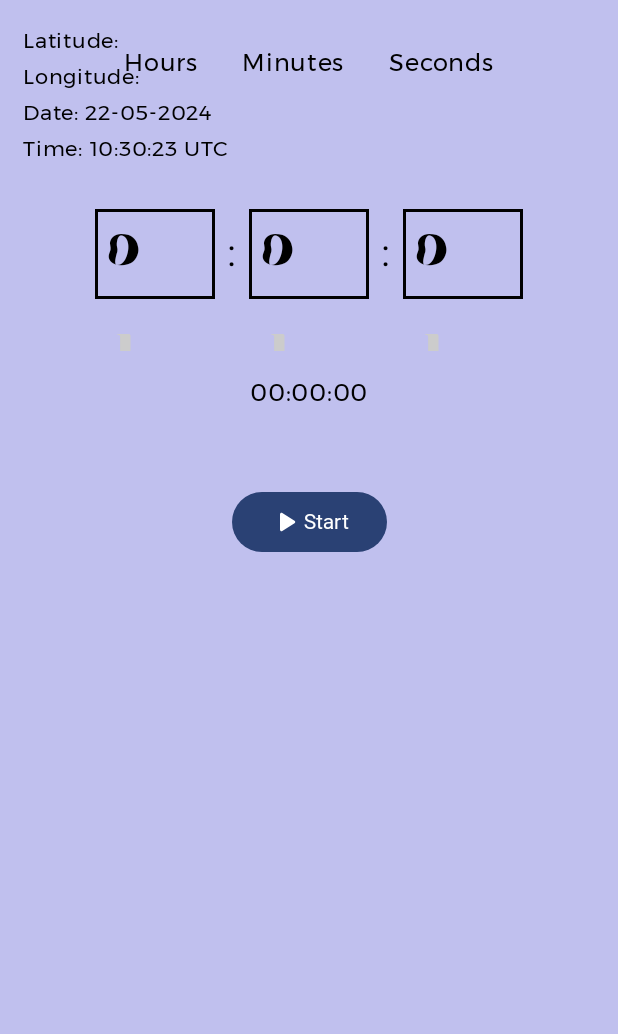
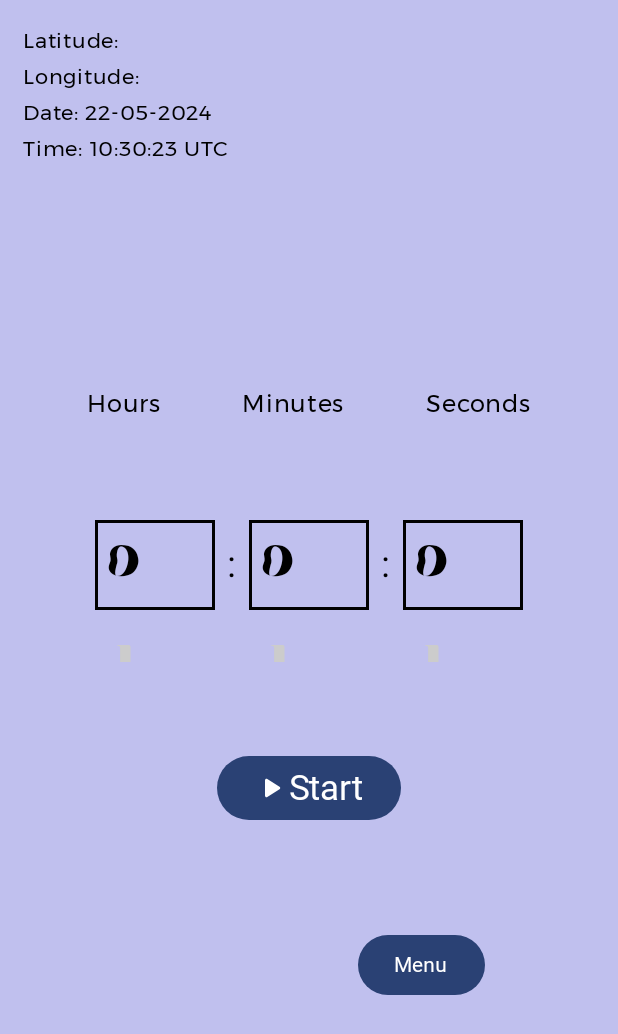
Before and after one commit to juinmonospace/AndroidApp, an Android app built with Jetpack Compose: the TimerScreen screen opened through its navigation route, on a phone screen of 412 x 824 dp. Shown: the top 1034 px of the screen. Run offline under Robolectric (Android 15) with nearby library versions, the phone set to English and light mode, and no system bars; Roboto replaces fonts that are not available here.

Commit message:
minor UI changes

```diff
--- a/app/src/main/java/com/example/myapplication/MainActivity.kt
+++ b/app/src/main/java/com/example/myapplication/MainActivity.kt
@@ -65,6 +65,7 @@ class MainActivity : ComponentActivity() {
                                horizontalAlignment = Alignment.Start,
                         )
                         {
+                            //if (this@MainActivity != ){}
                             Text(
                                 "Latitude: $latitude",
                                 fontFamily = Montserrat,
--- a/app/src/main/java/com/example/myapplication/Navigation.kt
+++ b/app/src/main/java/com/example/myapplication/Navigation.kt
@@ -10,7 +10,6 @@ import androidx.compose.material3.Text
 import androidx.compose.runtime.Composable
 import androidx.compose.ui.Alignment
 import androidx.compose.ui.Modifier
-import androidx.compose.ui.tooling.preview.Preview
 import androidx.compose.ui.unit.dp
 import androidx.compose.ui.unit.sp
 import androidx.navigation.NavController
@@ -64,18 +63,8 @@ fun WelcomeScreen(navController: NavController){
         Spacer(modifier = Modifier.height(130.dp))
         Button(onClick = {navController.navigate(NavigationItem.Stopwatch.route)})
             { Text("Stopwatch", fontFamily = Flighter,fontSize = 23.sp) }
+        Spacer(modifier = Modifier.height(20.dp))
         Button(onClick = {navController.navigate(NavigationItem.Timer.route)})
             { Text("Timer", fontFamily = Flighter, fontSize = 23.sp) }
     }
 }
-
-@Preview
-@Composable
-fun Preview(){
-    val navController : NavController = rememberNavController()
-    //WatchRunningScreen(navController)
-    //WelcomeScreen(navController)
-    TimerScreen(navController)
-    //TimerIsRunningScreen(navController = navController)
-    //StartTimeScreen(navController = navController)
-}
--- a/app/src/main/java/com/example/myapplication/Stopwatch.kt
+++ b/app/src/main/java/com/example/myapplication/Stopwatch.kt
@@ -35,7 +35,7 @@ import java.util.concurrent.TimeUnit
 @Composable
 fun StopwatchScreen(navController: NavController){
     Column(
-        modifier = Modifier.padding(40.dp),
+        modifier = Modifier.padding(10.dp),
         verticalArrangement = Arrangement.Center,
         horizontalAlignment = Alignment.CenterHorizontally
     ) {
@@ -52,8 +52,7 @@ fun StopwatchScreen(navController: NavController){
                 },
                 shape = CircleShape,
                 border = BorderStroke(6.dp, Color.White),
-                modifier = Modifier.size(120.dp),
-            )
+                modifier = Modifier.size(120.dp),)
             {
                 Text("Start", fontFamily = Flighter, fontSize = 23.sp)
             }
--- a/app/src/main/java/com/example/myapplication/Timer.kt
+++ b/app/src/main/java/com/example/myapplication/Timer.kt
@@ -32,9 +32,11 @@ import androidx.compose.ui.Alignment
 import androidx.compose.ui.Modifier
 import androidx.compose.ui.draw.clip
 import androidx.compose.ui.graphics.Color
+import androidx.compose.ui.tooling.preview.Preview
 import androidx.compose.ui.unit.dp
 import androidx.compose.ui.unit.sp
 import androidx.navigation.NavController
+import androidx.navigation.compose.rememberNavController
 import com.example.myapplication.ui.theme.Acharnes
 import com.example.myapplication.ui.theme.Flighter
 import com.example.myapplication.ui.theme.Montserrat
@@ -61,18 +63,23 @@ fun TimerScreen(navController: NavController) {
     val milliseconds = (remainingTime % 1000) / 10
 
     Column (
-        modifier = Modifier.padding(30.dp),
+        modifier = Modifier.padding(10.dp),
+        verticalArrangement = Arrangement.Center,
         horizontalAlignment = Alignment.CenterHorizontally
     )
     {
-        Row {
+        Spacer(modifier = Modifier.height(100.dp))
+        Row (
+            //modifier = Modifier,
+            //verticalAlignment = Alignment.CenterVertically
+        ){
             Text(text = "Hours", fontFamily = Montserrat)
-            Spacer(modifier = Modifier.width(29.dp))
+            Spacer(modifier = Modifier.width(54.dp))
             Text(text = "Minutes", fontFamily = Montserrat)
-            Spacer(modifier = Modifier.width(29.dp))
+            Spacer(modifier = Modifier.width(54.dp))
             Text(text = "Seconds", fontFamily = Montserrat)
         }
-        Spacer(modifier = Modifier.height(50.dp))
+        Spacer(modifier = Modifier.height(30.dp))
         TimePicker(
             selectedHour = selectedHour,
             onHourChange = { selectedHour = it },
@@ -81,17 +88,26 @@ fun TimerScreen(navController: NavController) {
             selectedSecond = selectedSecond,
             onSecondChange = { selectedSecond = it }
         )
-        Spacer(modifier = Modifier.height(16.dp))
-        Text(
-            text = String.format("%02d:%02d:%02d", selectedHour, selectedMinute, selectedSecond),
-            fontFamily = Montserrat
-        )
-        Spacer(modifier = Modifier.height(50.dp))
+        Spacer(modifier = Modifier.height(60.dp))
+        //Text(
+          //  text = String.format("%02d:%02d:%02d", selectedHour, selectedMinute, selectedSecond),
+            //fontFamily = Montserrat
+        //)
+        //Spacer(modifier = Modifier.height(50.dp))
         Button(onClick = {
             navController.navigate("timerIsRunning/$totalTimeInMillis")
         }) {
             Icon(Icons.Rounded.PlayArrow, contentDescription = "Play")
-            Text(text = "Start", fontFamily = Flighter)
+            Text(text = "Start", fontFamily = Flighter, fontSize = 23.sp)
+        }
+        Spacer(modifier = Modifier.height(70.dp))
+        Row (
+            horizontalArrangement = Arrangement.End
+        ){
+            Spacer(modifier = Modifier.width(150.dp))
+            Button(onClick = {navController.navigate(NavigationItem.Welcome.route)}){
+                Text("Menu", fontFamily = Flighter)
+            }
         }
     }
 }
@@ -102,7 +118,6 @@ fun TimerIsRunningScreen(navController: NavController, setTimerDuration: Long) {
     var timeIsRunning by remember { mutableStateOf(true) }
     var remainingTime by remember { mutableStateOf(setTimerDuration) }
 
-
     LaunchedEffect(timeIsRunning) {
         if (timeIsRunning) {
             while (remainingTime > 0) {
@@ -112,8 +127,7 @@ fun TimerIsRunningScreen(navController: NavController, setTimerDuration: Long) {
             timeIsRunning = false //stop timer when it reaches 0
         }
     }
-
-    //compute remaining time in hours, minutes, seconds
+    //compute remaining time in hours, minutes, seconds for UI
     val hours = TimeUnit.MILLISECONDS.toHours(remainingTime)
     val minutes = TimeUnit.MILLISECONDS.toMinutes(remainingTime) % 60
     val seconds = TimeUnit.MILLISECONDS.toSeconds(remainingTime) % 60
@@ -125,7 +139,6 @@ fun TimerIsRunningScreen(navController: NavController, setTimerDuration: Long) {
         horizontalAlignment = Alignment.CenterHorizontally,
         verticalArrangement = Arrangement.Center
     ) {
-        //TimerRunningDisplay(remainingTime = remainingTime)
         // Timer counting down UI
         Text(
             text= String.format("%02d:%02d:%02d",hours, minutes, seconds ),
@@ -253,3 +266,14 @@ fun NumberPicker(
         )
     }
 }
+
+
+@Preview
+@Composable
+fun Preview(){
+    val navController : NavController = rememberNavController()
+    //WatchRunningScreen(navController)
+    //WelcomeScreen(navController)
+    TimerScreen(navController)
+    //TimerIsRunningScreen(navController = navController)
+}
```
